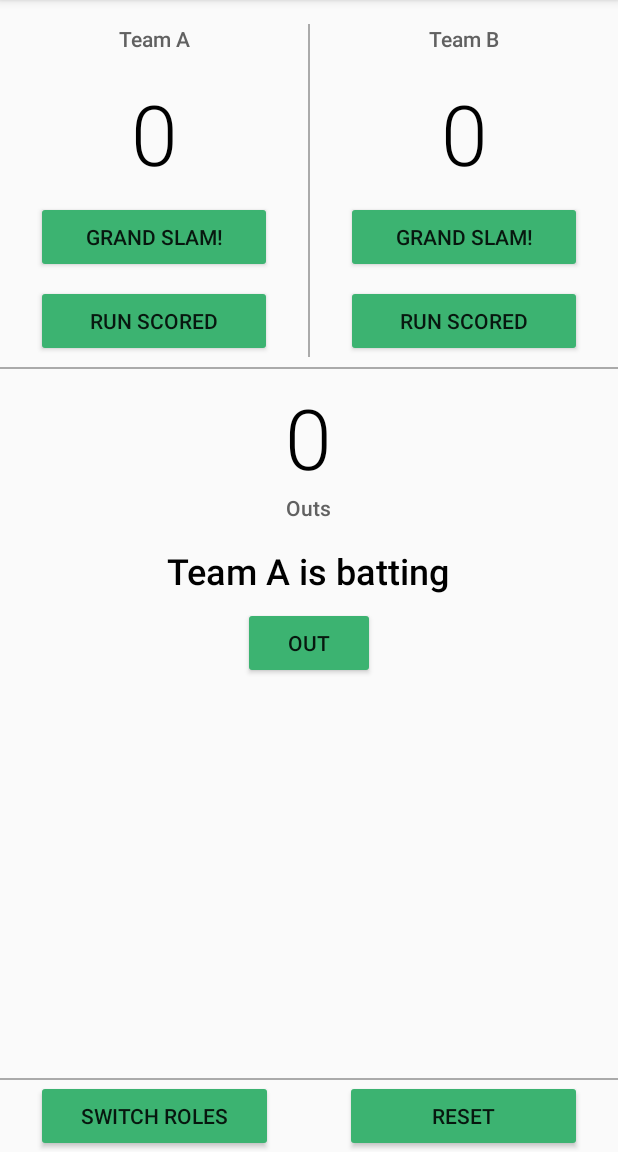
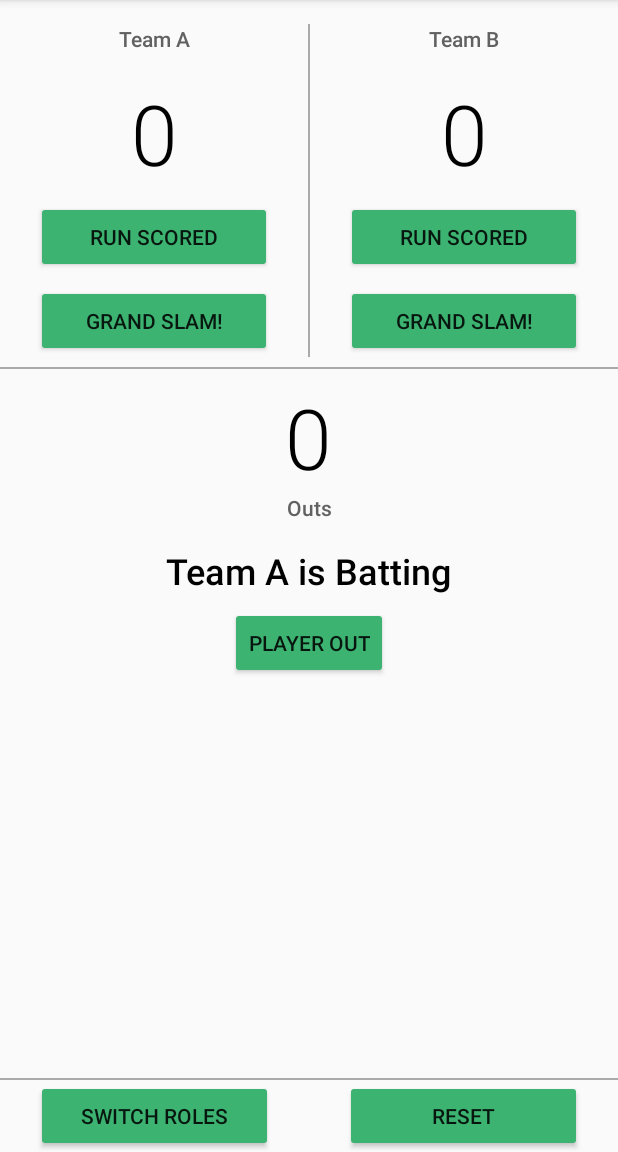
Before and after one commit to JoeEspie/BaseballScorekeeper, an Android app: the screen it shows after launch (MainActivity), on a phone screen of 412 x 824 dp, the part 84-1236 px from its top. Run offline under Robolectric (Android 15) with nearby library versions, the phone set to English and light mode, and no system bars.

Commit message:
Put strings and styles in xml files. Commented the code

```diff
--- a/app/build.gradle
+++ b/app/build.gradle
@@ -5,7 +5,7 @@ android {
     buildToolsVersion "25.0.0"
     defaultConfig {
         applicationId "com.example.android.baseballscorekeeper"
-        minSdkVersion 15
+        minSdkVersion 16
         targetSdkVersion 24
         versionCode 1
         versionName "1.0"
--- a/app/src/main/res/layout/activity_main.xml
+++ b/app/src/main/res/layout/activity_main.xml
@@ -5,55 +5,38 @@
 
     <LinearLayout
         android:id="@+id/counter"
-        android:layout_width="match_parent"
-        android:layout_height="wrap_content"
-        android:layout_marginBottom="8dp"
-        android:orientation="horizontal">
+        style="@style/row"
+        android:layout_marginBottom="8dp">
 
         <LinearLayout
             android:id="@+id/teamA"
-            android:layout_width="0dp"
-            android:layout_height="wrap_content"
-            android:layout_weight="1"
-            android:orientation="vertical">
+            style="@style/column">
 
             <TextView
-                android:layout_width="match_parent"
-                android:layout_height="wrap_content"
-                android:fontFamily="sans-serif-medium"
-                android:gravity="center"
+                style="@style/BasicStyle"
                 android:padding="16dp"
-                android:text="Team A"
-                android:textColor="#616161"
-                android:textSize="14sp" />
+                android:text="@string/team_a" />
 
             <TextView
                 android:id="@+id/team_a_score"
+                style="@style/largeNumber"
                 android:layout_width="match_parent"
-                android:layout_height="wrap_content"
-                android:fontFamily="sans-serif-light"
                 android:gravity="center"
                 android:paddingBottom="8dp"
-                android:text="0"
-                android:textColor="#000000"
-                android:textSize="56sp" />
+                android:text="@string/initial_value" />
 
             <Button
+                style="@style/typicalButton"
                 android:layout_width="match_parent"
-                android:layout_height="wrap_content"
                 android:layout_marginBottom="8dp"
-                android:layout_marginLeft="24dp"
-                android:layout_marginRight="24dp"
-                android:onClick="grandSlamForTeamA"
-                android:text="Grand Slam!" />
+                android:onClick="runForTeamA"
+                android:text="@string/run" />
 
             <Button
+                style="@style/typicalButton"
                 android:layout_width="match_parent"
-                android:layout_height="wrap_content"
-                android:layout_marginLeft="24dp"
-                android:layout_marginRight="24dp"
-                android:onClick="runForTeamA"
-                android:text="Run Scored" />
+                android:onClick="grandSlamForTeamA"
+                android:text="@string/grand_slam" />
 
         </LinearLayout>
 
@@ -65,48 +48,33 @@
 
         <LinearLayout
             android:id="@+id/teamB"
-            android:layout_width="0dp"
-            android:layout_height="wrap_content"
-            android:layout_weight="1"
-            android:orientation="vertical">
+            style="@style/column">
 
             <TextView
-                android:layout_width="match_parent"
-                android:layout_height="wrap_content"
-                android:fontFamily="sans-serif-medium"
-                android:gravity="center"
+                style="@style/BasicStyle"
                 android:padding="16dp"
-                android:text="Team B"
-                android:textColor="#616161"
-                android:textSize="14sp" />
+                android:text="@string/team_b" />
 
             <TextView
                 android:id="@+id/team_b_score"
+                style="@style/largeNumber"
                 android:layout_width="match_parent"
-                android:layout_height="wrap_content"
-                android:fontFamily="sans-serif-light"
                 android:gravity="center"
                 android:paddingBottom="8dp"
-                android:text="0"
-                android:textColor="#000000"
-                android:textSize="56sp" />
+                android:text="@string/initial_value" />
 
             <Button
+                style="@style/typicalButton"
                 android:layout_width="match_parent"
-                android:layout_height="wrap_content"
                 android:layout_marginBottom="8dp"
-                android:layout_marginLeft="24dp"
-                android:layout_marginRight="24dp"
-                android:onClick="grandSlamForTeamB"
-                android:text="Grand Slam!" />
+                android:onClick="runForTeamB"
+                android:text="@string/run" />
 
             <Button
+                style="@style/typicalButton"
                 android:layout_width="match_parent"
-                android:layout_height="wrap_content"
-                android:layout_marginLeft="24dp"
-                android:layout_marginRight="24dp"
-                android:onClick="runForTeamB"
-                android:text="Run Scored" />
+                android:onClick="grandSlamForTeamB"
+                android:text="@string/grand_slam" />
 
         </LinearLayout>
 
@@ -114,15 +82,12 @@
 
     <TextView
         android:id="@+id/numberOuts"
+        style="@style/largeNumber"
         android:layout_width="wrap_content"
-        android:layout_height="wrap_content"
         android:layout_below="@id/counter"
         android:layout_centerHorizontal="true"
         android:layout_marginTop="8dp"
-        android:fontFamily="sans-serif-light"
-        android:text="0"
-        android:textColor="#000000"
-        android:textSize="56dp" />
+        android:text="@string/initial_value" />
 
     <View
         android:layout_width="match_parent"
@@ -133,14 +98,10 @@
 
     <TextView
         android:id="@+id/outs"
-        android:layout_width="wrap_content"
-        android:layout_height="wrap_content"
+        style="@style/BasicStyle"
         android:layout_below="@id/numberOuts"
         android:layout_centerHorizontal="true"
-        android:fontFamily="sans-serif-medium"
-        android:text="Outs"
-        android:textColor="#616161"
-        android:textSize="14sp" />
+        android:text="@string/outs" />
 
     <TextView
         android:id="@+id/battingState"
@@ -150,43 +111,37 @@
         android:layout_centerHorizontal="true"
         android:layout_marginTop="16dp"
         android:fontFamily="sans-serif-medium"
-        android:text="Team A is batting"
+        android:text="@string/initial_batting_state"
         android:textColor="#000000"
         android:textSize="24sp" />
 
     <Button
         android:layout_width="wrap_content"
         android:layout_height="wrap_content"
+        android:layout_below="@id/battingState"
         android:layout_centerHorizontal="true"
         android:layout_margin="8dp"
-        android:layout_below="@id/battingState"
         android:onClick="out"
-        android:text="Out" />
+        android:text="@string/out_button" />
 
     <LinearLayout
         android:id="@+id/bottomButtons"
-        android:layout_width="match_parent"
-        android:layout_height="wrap_content"
-        android:layout_alignParentBottom="true"
-        android:orientation="horizontal">
+        style="@style/row"
+        android:layout_alignParentBottom="true">
 
         <Button
+            style="@style/typicalButton"
             android:layout_width="0dp"
-            android:layout_height="wrap_content"
-            android:layout_marginLeft="24dp"
-            android:layout_marginRight="24dp"
             android:layout_weight="1"
             android:onClick="setBattingState"
-            android:text="Switch Roles" />
+            android:text="@string/switch_batting_state" />
 
         <Button
+            style="@style/typicalButton"
             android:layout_width="0dp"
-            android:layout_height="wrap_content"
-            android:layout_marginLeft="24dp"
-            android:layout_marginRight="24dp"
             android:layout_weight="1"
             android:onClick="resetScores"
-            android:text="reset" />
+            android:text="@string/reset_button" />
 
     </LinearLayout>
 
--- a/app/src/main/res/values/strings.xml
+++ b/app/src/main/res/values/strings.xml
@@ -1,3 +1,13 @@
 <resources>
     <string name="app_name">BaseballScorekeeper</string>
+    <string name="grand_slam">Grand Slam!</string>
+    <string name="run">Run Scored</string>
+    <string name="initial_value">0</string>
+    <string name="team_a">Team A</string>
+    <string name="team_b">Team B</string>
+    <string name="outs">Outs</string>
+    <string name="initial_batting_state">Team A is Batting</string>
+    <string name="out_button">Player Out</string>
+    <string name="switch_batting_state">Switch Roles</string>
+    <string name="reset_button">Reset</string>
 </resources>
--- a/app/src/main/res/values/styles.xml
+++ b/app/src/main/res/values/styles.xml
@@ -6,4 +6,41 @@
         <!-- Background color of buttons in the app -->
         <item name="colorButtonNormal">#3CB371</item>
     </style>
+
+    <style name="BasicStyle">
+        <item name="android:fontFamily">sans-serif-medium</item>
+        <item name="android:layout_width">match_parent</item>
+        <item name="android:layout_height">wrap_content</item>
+        <item name="android:gravity">center</item>
+        <item name="android:textColor">#616161</item>
+        <item name="android:textSize">14sp</item>
+    </style>
+
+    <style name="column">
+        <item name="android:layout_width">0dp</item>
+        <item name="android:layout_height">wrap_content</item>
+        <item name="android:layout_weight">1</item>
+        <item name="android:orientation">vertical</item>
+    </style>
+
+    <style name="row">
+        <item name="android:layout_width">match_parent</item>
+        <item name="android:layout_height">wrap_content</item>
+        <item name="android:orientation">horizontal</item>
+    </style>
+
+    <style name="largeNumber">
+        <item name="android:layout_height">wrap_content</item>
+        <item name="android:fontFamily">sans-serif-light</item>
+        <item name="android:textColor">#000000</item>
+        <item name="android:textSize">56sp</item>
+
+    </style>
+
+    <style name="typicalButton">
+        <item name="android:layout_height">wrap_content</item>
+        <item name="android:layout_marginRight">24dp</item>
+        <item name="android:layout_marginLeft">24dp</item>
+    </style>
+
 </resources>
```
Also changed, not shown: app/src/main/java/com/example/android/baseballscorekeeper/MainActivity.java (+16 -4 lines).
